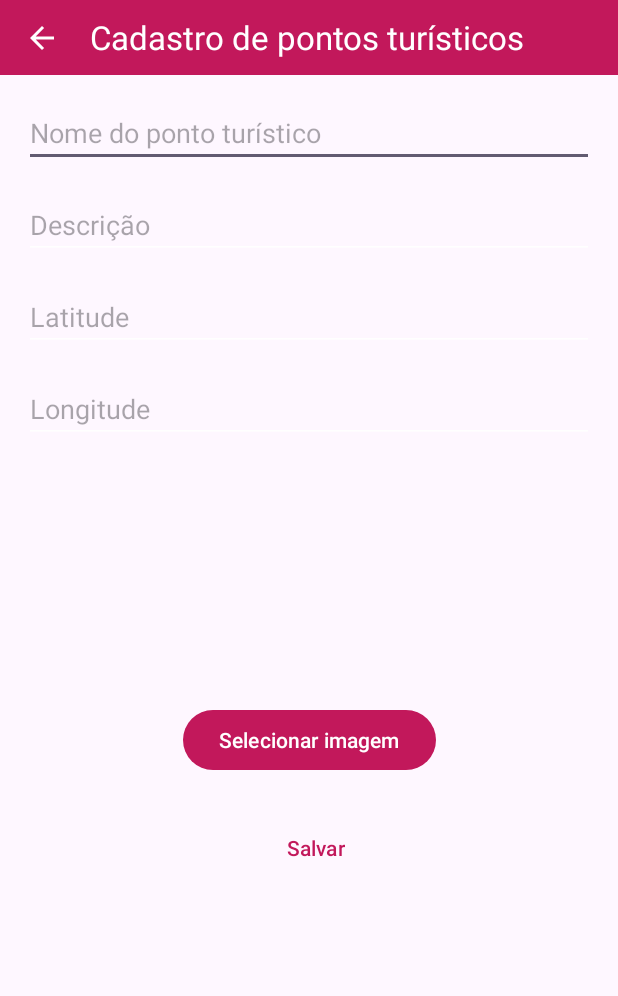
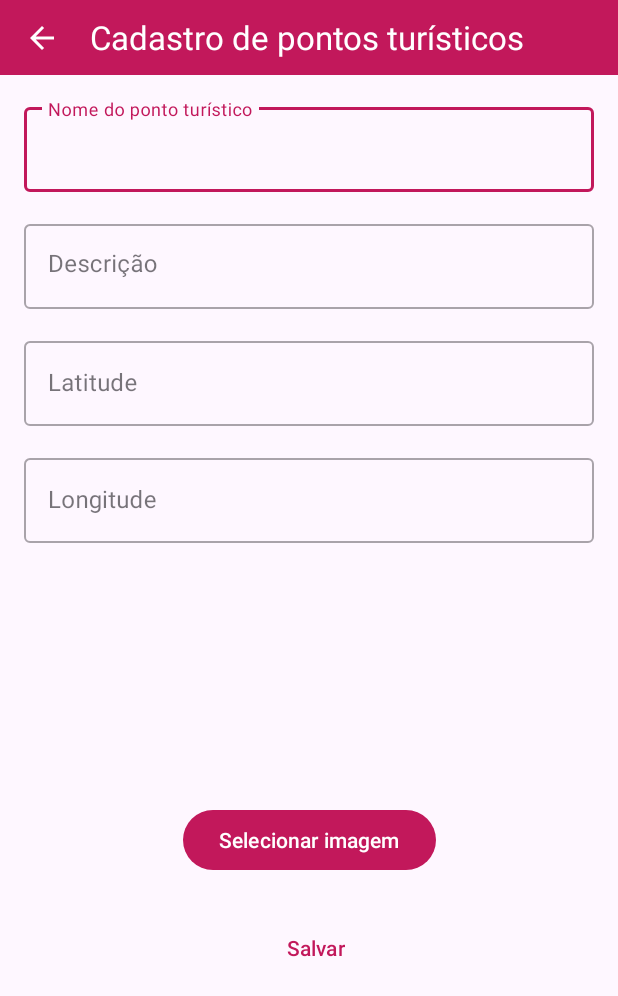
Before and after one commit to Dante-doo/checkpoint, an Android app: the CRUDActivity screen opened directly, with no data from a screen before it, on a phone screen of 412 x 824 dp. Shown: the top 996 px of the screen. Run offline under Robolectric (Android 15) with nearby library versions, the phone set to English and light mode, and no system bars; pictures from the network do not load.

Commit message:
Ajustes de ux/ui

```diff
--- a/app/src/main/java/br/edu/checkpoint/CRUDActivity.kt
+++ b/app/src/main/java/br/edu/checkpoint/CRUDActivity.kt
@@ -87,6 +87,8 @@ class CRUDActivity : AppCompatActivity() {
 
         } else {
             btnExcluir.visibility = Button.GONE
+
+            etNome.setText(intent.getStringExtra("nome"))
 
             intent.getStringExtra("descricao")?.let { etDescricao.setText(it) }
             val latitude = intent.getDoubleExtra("latitude", 0.0)
--- a/app/src/main/res/layout/activity_crudactivity.xml
+++ b/app/src/main/res/layout/activity_crudactivity.xml
@@ -19,50 +19,82 @@
 
     </androidx.appcompat.widget.Toolbar>
 
-    <EditText
-        android:id="@+id/etNome"
-        android:layout_width="0dp"
-        android:inputType="text"
-        android:layout_height="wrap_content"
-        android:hint="Nome do ponto turístico"
-        app:layout_constraintTop_toBottomOf="@id/toolbar"
-        app:layout_constraintStart_toStartOf="parent"
-        app:layout_constraintEnd_toEndOf="parent"
-        android:layout_margin="16dp"/>
-
-    <EditText
-        android:id="@+id/etDescricao"
+    <com.google.android.material.textfield.TextInputLayout
+        android:id="@+id/tilNome"
+        style="@style/Widget.MaterialComponents.TextInputLayout.OutlinedBox"
         android:layout_width="0dp"
         android:layout_height="wrap_content"
-        android:inputType="text"
-        android:hint="Descrição"
-        android:gravity="top"
-        app:layout_constraintTop_toBottomOf="@id/etNome"
+        android:layout_margin="16dp"
+        android:hint="Nome do ponto turístico"
+        app:layout_constraintEnd_toEndOf="parent"
         app:layout_constraintStart_toStartOf="parent"
-        app:layout_constraintEnd_toEndOf="parent"
-        android:layout_margin="16dp"/>
+        app:layout_constraintTop_toBottomOf="@id/toolbar">
 
-    <EditText
-        android:id="@+id/etLatitude"
+        <com.google.android.material.textfield.TextInputEditText
+            android:id="@+id/etNome"
+            android:layout_width="match_parent"
+            android:layout_height="wrap_content"
+            android:inputType="text" />
+
+    </com.google.android.material.textfield.TextInputLayout>
+
+    <com.google.android.material.textfield.TextInputLayout
+        android:id="@+id/tilDescricao"
+        style="@style/Widget.MaterialComponents.TextInputLayout.OutlinedBox"
         android:layout_width="0dp"
         android:layout_height="wrap_content"
-        android:hint="Latitude"
-        android:inputType="numberDecimal|numberSigned"
-        app:layout_constraintTop_toBottomOf="@id/etDescricao"
+        android:layout_margin="16dp"
+        android:hint="Descrição"
+        app:layout_constraintEnd_toEndOf="parent"
         app:layout_constraintStart_toStartOf="parent"
-        app:layout_constraintEnd_toEndOf="parent"
-        android:layout_margin="16dp"/>
+        app:layout_constraintTop_toBottomOf="@id/tilNome">
 
-    <EditText
-        android:id="@+id/etLongitude"
+        <com.google.android.material.textfield.TextInputEditText
+            android:id="@+id/etDescricao"
+            android:layout_width="match_parent"
+            android:layout_height="wrap_content"
+            android:gravity="top"
+            android:inputType="text" />
+
+    </com.google.android.material.textfield.TextInputLayout>
+
+    <com.google.android.material.textfield.TextInputLayout
+        android:id="@+id/tilLatitude"
+        style="@style/Widget.MaterialComponents.TextInputLayout.OutlinedBox"
         android:layout_width="0dp"
         android:layout_height="wrap_content"
+        android:layout_margin="16dp"
+        android:hint="Latitude"
+        app:layout_constraintEnd_toEndOf="parent"
+        app:layout_constraintStart_toStartOf="parent"
+        app:layout_constraintTop_toBottomOf="@id/tilDescricao">
+
+        <com.google.android.material.textfield.TextInputEditText
+            android:id="@+id/etLatitude"
+            android:layout_width="match_parent"
+            android:layout_height="wrap_content"
+            android:inputType="numberDecimal|numberSigned" />
+
+    </com.google.android.material.textfield.TextInputLayout>
+
+    <com.google.android.material.textfield.TextInputLayout
+        android:id="@+id/tilLongitude"
+        style="@style/Widget.MaterialComponents.TextInputLayout.OutlinedBox"
+        android:layout_width="0dp"
+        android:layout_height="wrap_content"
+        android:layout_margin="16dp"
         android:hint="Longitude"
-        android:inputType="numberDecimal|numberSigned"
-        app:layout_constraintTop_toBottomOf="@id/etLatitude"
+        app:layout_constraintEnd_toEndOf="parent"
         app:layout_constraintStart_toStartOf="parent"
-        app:layout_constraintEnd_toEndOf="parent"
-        android:layout_margin="16dp"/>
+        app:layout_constraintTop_toBottomOf="@id/tilLatitude">
+
+        <com.google.android.material.textfield.TextInputEditText
+            android:id="@+id/etLongitude"
+            android:layout_width="match_parent"
+            android:layout_height="wrap_content"
+            android:inputType="numberDecimal|numberSigned" />
+
+    </com.google.android.material.textfield.TextInputLayout>
 
     <ImageView
         android:id="@+id/ivImagem"
@@ -70,7 +102,7 @@
         android:layout_height="150dp"
         android:layout_marginTop="16dp"
         android:contentDescription="Imagem"
-        app:layout_constraintTop_toBottomOf="@id/etLongitude"
+        app:layout_constraintTop_toBottomOf="@id/tilLongitude"
         app:layout_constraintStart_toStartOf="parent"
         app:layout_constraintEnd_toEndOf="parent"/>
 
--- a/app/src/main/res/values/strings.xml
+++ b/app/src/main/res/values/strings.xml
@@ -1,4 +1,6 @@
 <resources>
     <string name="app_name">Checkpoint</string>
     <string name="title_activity_maps">MapsActivity</string>
+    <string name="configura_es">Configurações</string>
+    <string name="lista_de_localiza_es">Lista de localizações</string>
 </resources>
```
Also changed, not shown: app/src/main/java/br/edu/checkpoint/LocationsActivity.kt (+22 -2 lines), app/src/main/java/br/edu/checkpoint/MapsActivity.kt (+62 -3 lines), app/src/main/java/br/edu/checkpoint/adapter/ListaAdapter.kt (+21 -17 lines), app/src/main/res/drawable/delete_24.xml (added, +9 -0 lines), app/src/main/res/drawable/edit_location_alt_24.xml (added, +9 -0 lines), app/src/main/res/drawable/menu_24.xml (added, +9 -0 lines), app/src/main/res/layout/activity_maps.xml (+12 -14 lines), app/src/main/res/layout/item_ponto_turistico.xml (+39 -46 lines).
